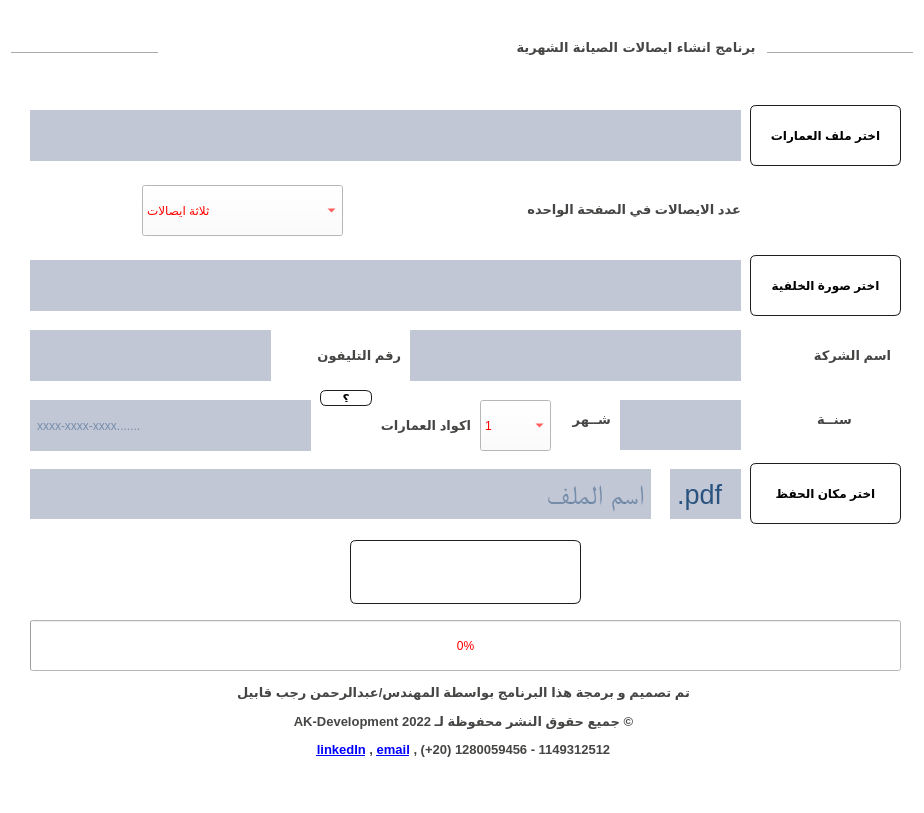
Above: UI.ui from Abdulrahman-kabil-developer1/lifts_invoices before the change. Below: the same form after it.
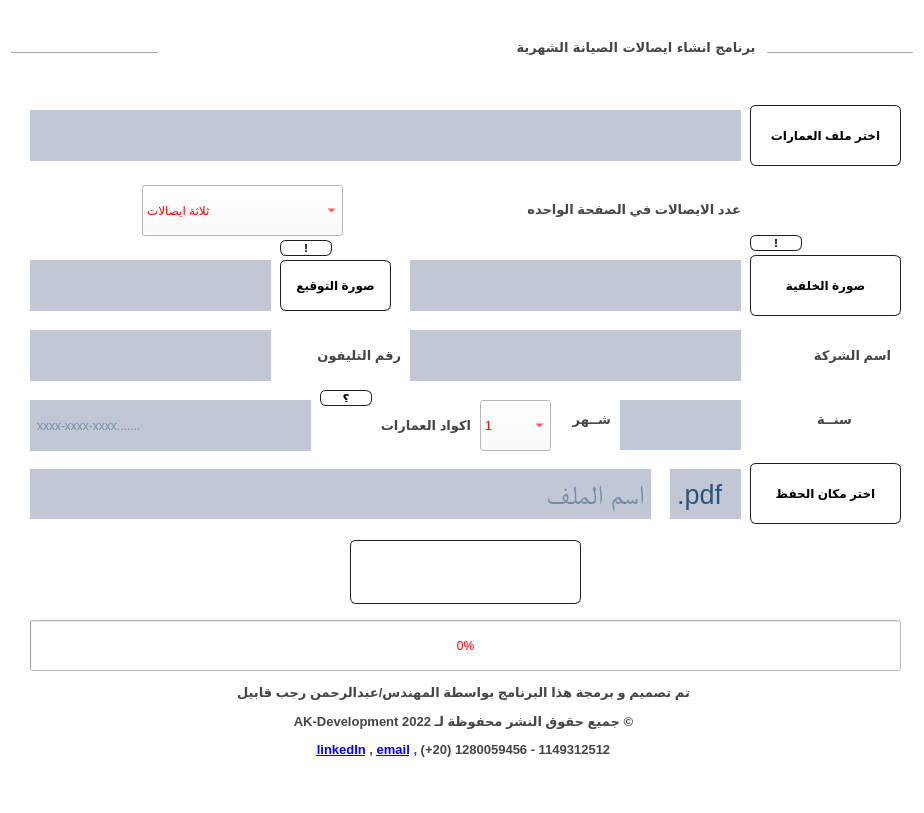
That is the form after the change. Icons and pictures are not drawn.

```diff
--- a/UI.ui
+++ b/UI.ui
@@ -800,9 +800,9 @@
     </property>
     <property name="geometry">
      <rect>
-      <x>30</x>
+      <x>410</x>
       <y>260</y>
-      <width>711</width>
+      <width>331</width>
       <height>51</height>
      </rect>
     </property>
@@ -942,7 +942,7 @@
      </font>
     </property>
     <property name="text">
-     <string>اختر صورة الخلفية</string>
+     <string>صورة الخلفية</string>
     </property>
     <property name="iconSize">
      <size>
@@ -1209,6 +1209,95 @@
      <bool>false</bool>
     </property>
    </widget>
+   <widget class="QLineEdit" name="lineEdit_28">
+    <property name="enabled">
+     <bool>false</bool>
+    </property>
+    <property name="geometry">
+     <rect>
+      <x>30</x>
+      <y>260</y>
+      <width>241</width>
+      <height>51</height>
+     </rect>
+    </property>
+    <property name="styleSheet">
+     <string notr="true">font: 75 20pt &quot;Arial&quot;;</string>
+    </property>
+    <property name="clearButtonEnabled">
+     <bool>false</bool>
+    </property>
+   </widget>
+   <widget class="QPushButton" name="pushButton_14">
+    <property name="geometry">
+     <rect>
+      <x>280</x>
+      <y>260</y>
+      <width>111</width>
+      <height>51</height>
+     </rect>
+    </property>
+    <property name="font">
+     <font>
+      <pointsize>-1</pointsize>
+      <weight>75</weight>
+      <bold>true</bold>
+     </font>
+    </property>
+    <property name="text">
+     <string>صورة التوقيع</string>
+    </property>
+    <property name="iconSize">
+     <size>
+      <width>70</width>
+      <height>56</height>
+     </size>
+    </property>
+   </widget>
+   <widget class="QPushButton" name="pushButton_8">
+    <property name="geometry">
+     <rect>
+      <x>280</x>
+      <y>240</y>
+      <width>52</width>
+      <height>16</height>
+     </rect>
+    </property>
+    <property name="minimumSize">
+     <size>
+      <width>52</width>
+      <height>0</height>
+     </size>
+    </property>
+    <property name="toolTip">
+     <string notr="true">&lt;html&gt;&lt;head/&gt;&lt;body&gt;&lt;p align=&quot;right&quot;&gt;حجم الصورة المستحسن (390*190)&lt;/p&gt;&lt;/body&gt;&lt;/html&gt;</string>
+    </property>
+    <property name="text">
+     <string>!</string>
+    </property>
+   </widget>
+   <widget class="QPushButton" name="pushButton_9">
+    <property name="geometry">
+     <rect>
+      <x>750</x>
+      <y>235</y>
+      <width>52</width>
+      <height>16</height>
+     </rect>
+    </property>
+    <property name="minimumSize">
+     <size>
+      <width>52</width>
+      <height>0</height>
+     </size>
+    </property>
+    <property name="toolTip">
+     <string notr="true">&lt;html&gt;&lt;head/&gt;&lt;body&gt;&lt;p align=&quot;right&quot;&gt;حجم الصورة المستحسن (500*500)&lt;/p&gt;&lt;/body&gt;&lt;/html&gt;</string>
+    </property>
+    <property name="text">
+     <string>!</string>
+    </property>
+   </widget>
   </widget>
   <widget class="QMenuBar" name="menubar">
    <property name="geometry">
```
